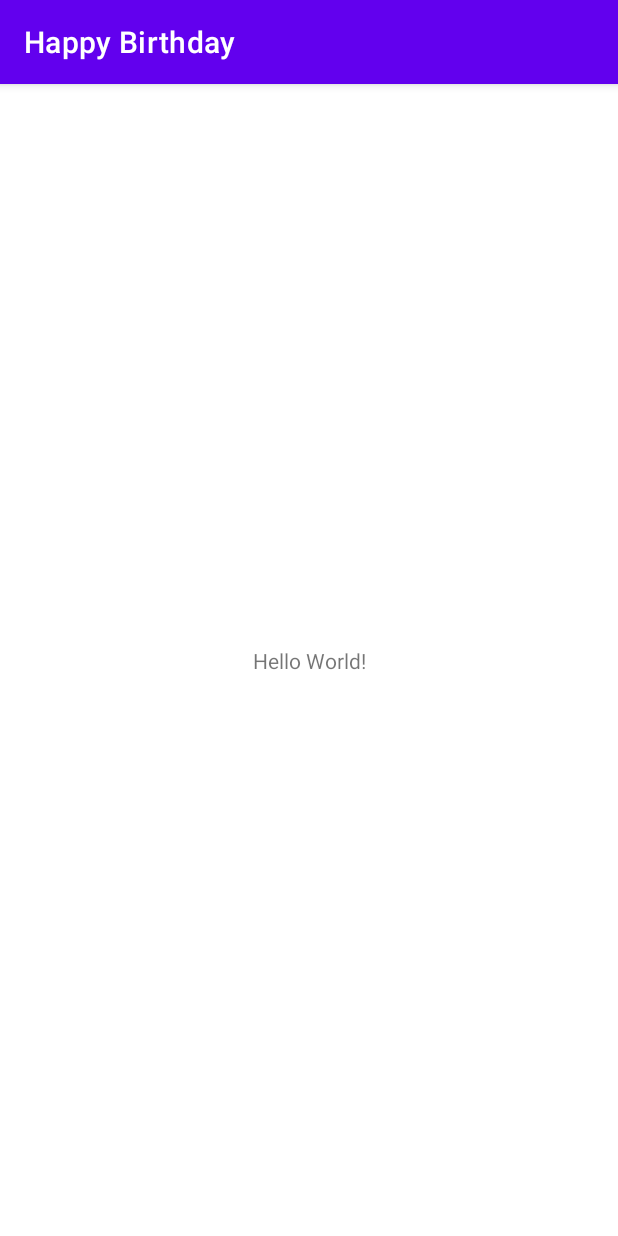
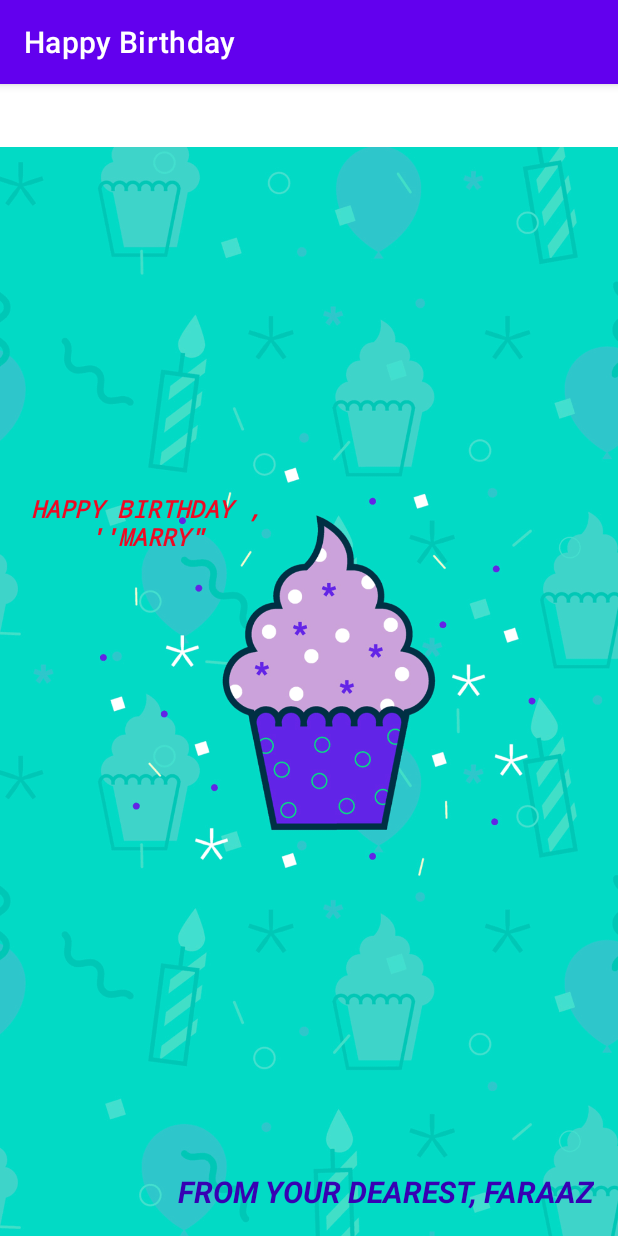
Before and after one commit to mafaraaz/first-andriod-app, an Android app: the screen it shows after launch (MainActivity), on a phone screen of 412 x 824 dp. Run offline under Robolectric (Android 15) with nearby library versions, the phone set to English and light mode, and no system bars.

Commit message:
happy birthday app

```diff
--- a/app/src/main/res/layout/activity_main.xml
+++ b/app/src/main/res/layout/activity_main.xml
@@ -6,13 +6,48 @@
     android:layout_height="match_parent"
     tools:context=".MainActivity">
 
+    <ImageView
+        android:id="@+id/imageView2"
+        android:layout_width="414dp"
+        android:layout_height="726dp"
+        android:contentDescription="@string/happy_birthday_text"
+        android:importantForAccessibility="no"
+        android:scaleType="centerCrop"
+        app:layout_constraintBottom_toBottomOf="parent"
+        app:srcCompat="@drawable/androidparty"
+        tools:layout_editor_absoluteX="-2dp" />
+
     <TextView
-        android:layout_width="wrap_content"
-        android:layout_height="wrap_content"
-        android:text="Hello World!"
+        android:id="@+id/textView"
+        android:layout_width="161dp"
+        android:layout_height="50dp"
+        android:layout_marginStart="16dp"
+        android:layout_marginTop="16dp"
+        android:layout_marginEnd="234dp"
+        android:layout_marginBottom="190dp"
+        android:fontFamily="monospace"
+        android:text="HAPPY BIRTHDAY ,''MARRY&quot;"
+        android:textAlignment="center"
+        android:textAppearance="@style/TextAppearance.AppCompat.Large"
+        android:textColor="#EF0923"
+        android:textSize="16sp"
+        android:textStyle="bold|italic"
         app:layout_constraintBottom_toBottomOf="parent"
         app:layout_constraintEnd_toEndOf="parent"
         app:layout_constraintStart_toStartOf="parent"
         app:layout_constraintTop_toTopOf="parent" />
 
+    <TextView
+        android:id="@+id/textView2"
+        android:layout_width="wrap_content"
+        android:layout_height="wrap_content"
+        android:layout_marginEnd="16dp"
+        android:layout_marginBottom="16dp"
+        android:text="FROM YOUR DEAREST, FARAAZ"
+        android:textColor="@color/purple_700"
+        android:textSize="20sp"
+        android:textStyle="bold|italic"
+        app:layout_constraintBottom_toBottomOf="parent"
+        app:layout_constraintEnd_toEndOf="parent" />
+
 </androidx.constraintlayout.widget.ConstraintLayout>
--- a/app/src/main/res/values/strings.xml
+++ b/app/src/main/res/values/strings.xml
@@ -1,3 +1,4 @@
 <resources>
     <string name="app_name">Happy Birthday</string>
+    <string name="happy_birthday_text">TODO</string>
 </resources>
```
Also changed, not shown: app/src/main/res/drawable/androidparty.png (added).
